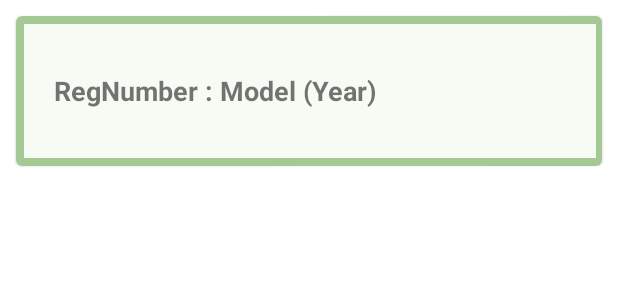
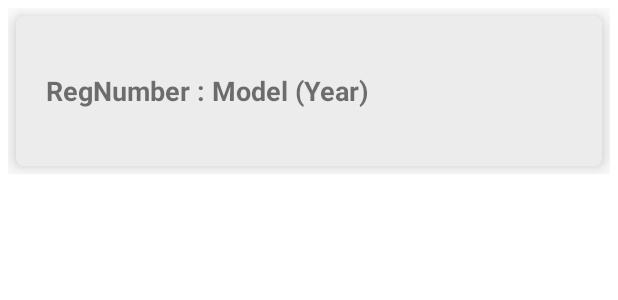
Before and after one commit to mpmadhavig/we-care, an Android app: the layout vehicle_list_item.xml on its own in the app's theme, with its tools: preview values and no code run, on a phone screen of 412 x 824 dp. Shown: the top 300 px of the screen. Run offline under Robolectric (Android 15) with nearby library versions, the light colour scheme and no system bars.

Commit message:
Update vehicle list item view

```diff
--- a/app/src/main/res/layout/vehicle_list_item.xml
+++ b/app/src/main/res/layout/vehicle_list_item.xml
@@ -15,24 +15,16 @@
         android:layout_marginTop="5dp"
         android:layout_marginRight="5dp"
         android:layout_marginBottom="5dp"
-        android:background="@color/accent"
+        android:background="#F4F4F4"
         android:elevation="5dp"
         android:foregroundGravity="center_vertical"
-        app:cardBackgroundColor="@color/primary">
-
-        <LinearLayout
-            android:layout_width="381dp"
-            android:layout_height="89dp"
-            android:layout_marginLeft="5dp"
-            android:layout_marginTop="5dp"
-            android:layout_marginRight="5dp"
-            android:layout_marginBottom="5dp"
-            android:background="@color/accent"
-            android:orientation="horizontal">
+        app:cardBackgroundColor="#ECECEC"
+        app:cardCornerRadius="5dp"
+        app:cardElevation="10dp">
 
         <TextView
             android:id="@+id/vehicleName"
-                android:layout_width="305dp"
+            android:layout_width="match_parent"
             android:layout_height="wrap_content"
             android:layout_gravity="center_vertical"
             android:layout_marginTop="10dp"
@@ -43,8 +35,6 @@
             android:textSize="18sp"
             android:textStyle="bold" />
 
-        </LinearLayout>
-
     </com.google.android.material.card.MaterialCardView>
 
 </RelativeLayout>
```
Lines whose indentation alone changed are shown as unchanged.
